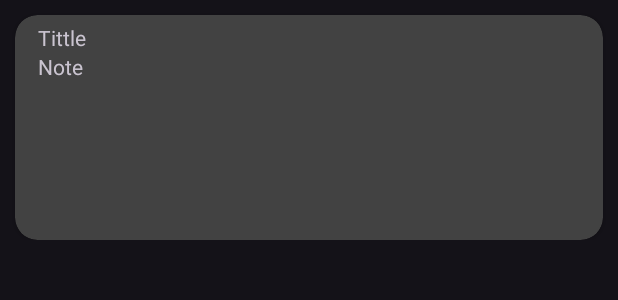
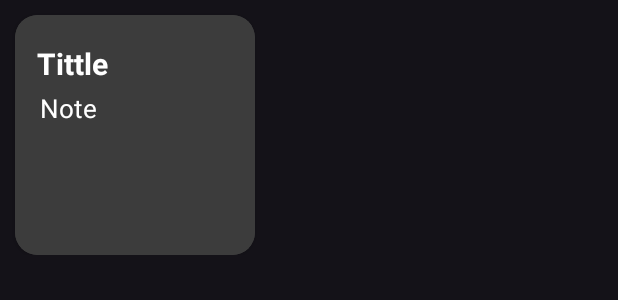
Before and after one commit to diproy04/Android_NotePad, an Android app: the layout notecard.xml on its own in the app's theme, with its tools: preview values and no code run, on a phone screen of 412 x 824 dp. Shown: the top 300 px of the screen. Run offline under Robolectric (Android 15) with nearby library versions, the phone set to English and light mode, and no system bars.

Commit message:
Runing Work....

```diff
--- a/app/build.gradle
+++ b/app/build.gradle
@@ -1,5 +1,6 @@
 plugins {
     alias(libs.plugins.android.application)
+
     alias(libs.plugins.google.gms.google.services)
 }
 
--- a/app/src/main/java/com/example/android_notepad/MainActivity.java
+++ b/app/src/main/java/com/example/android_notepad/MainActivity.java
@@ -13,6 +13,7 @@ import androidx.appcompat.app.AppCompatDelegate;
 import androidx.core.graphics.Insets;
 import androidx.core.view.ViewCompat;
 import androidx.core.view.WindowInsetsCompat;
+import androidx.recyclerview.widget.GridLayoutManager;
 import androidx.recyclerview.widget.RecyclerView;
 
 import com.example.android_notepad.Adapter.UserAdapter;
@@ -56,6 +57,10 @@ public class MainActivity extends AppCompatActivity {
         userAdapter=new UserAdapter(this,usersArrayList);
         recyclerView.setAdapter(userAdapter);
         databaseReference= FirebaseDatabase.getInstance().getReference("Users");
+
+        GridLayoutManager gridLayoutManager=new GridLayoutManager(this,2);
+        recyclerView.setLayoutManager(gridLayoutManager);
+
         databaseReference.addValueEventListener(new ValueEventListener() {
             @Override
             public void onDataChange(@NonNull DataSnapshot snapshot) {
--- a/app/src/main/res/layout/notecard.xml
+++ b/app/src/main/res/layout/notecard.xml
@@ -1,35 +1,47 @@
 <?xml version="1.0" encoding="utf-8"?>
 <androidx.constraintlayout.widget.ConstraintLayout xmlns:android="http://schemas.android.com/apk/res/android"
     xmlns:app="http://schemas.android.com/apk/res-auto"
+    xmlns:tools="http://schemas.android.com/tools"
     android:layout_width="match_parent"
     android:layout_height="wrap_content">
 
     <androidx.cardview.widget.CardView
-        android:layout_width="match_parent"
-        android:layout_height="150dp"
+        android:layout_width="160dp"
+        android:layout_height="160dp"
         android:layout_margin="10dp"
         app:cardCornerRadius="15dp"
-        app:layout_constraintEnd_toEndOf="parent"
-        app:layout_constraintHorizontal_bias="0.5"
         app:layout_constraintStart_toStartOf="parent"
         app:layout_constraintTop_toTopOf="parent">
 
         <LinearLayout
             android:layout_width="match_parent"
             android:layout_height="match_parent"
-            android:paddingLeft="15dp"
-            android:paddingTop="5dp"
-            android:orientation="vertical">
+            android:orientation="vertical"
+            android:background="#3c3c3c"
+            android:paddingLeft="11dp"
+            android:paddingRight="12dp"
+            android:paddingTop="5dp">
 
             <TextView
                 android:id="@+id/tittle"
                 android:layout_width="wrap_content"
                 android:layout_height="wrap_content"
-                android:text="Tittle"/>
+                android:textStyle="bold"
+                android:layout_marginLeft="3dp"
+                android:layout_marginTop="13dp"
+                android:textSize="20dp"
+                android:textColor="@color/white"
+                android:text="Tittle" />
 
             <TextView
                 android:id="@+id/note"
                 android:layout_width="wrap_content"
+                android:textColor="@color/white"
+                android:layout_marginLeft="5dp"
+                android:textSize="17dp"
+                android:paddingRight="5dp"
+                android:paddingBottom="12dp"
+                android:layout_marginTop="4dp"
                 android:layout_height="wrap_content"
                 android:text="Note" />
 
```
Also changed, not shown: app/src/main/AndroidManifest.xml (+5 -3 lines), app/src/main/java/com/example/android_notepad/Adapter/UserAdapter.java (+8 -0 lines), app/src/main/java/com/example/android_notepad/MainActivity2.java (added, +24 -0 lines), app/src/main/res/layout/activity_main2.xml (renamed from app/src/main/res/layout/activity_create_note.xml, +4 -19 lines), 1 other file.
